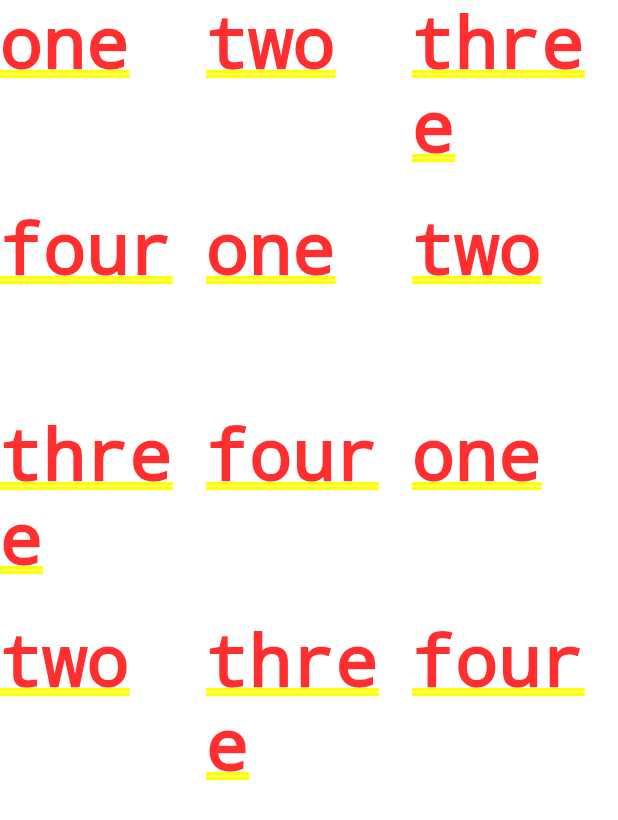
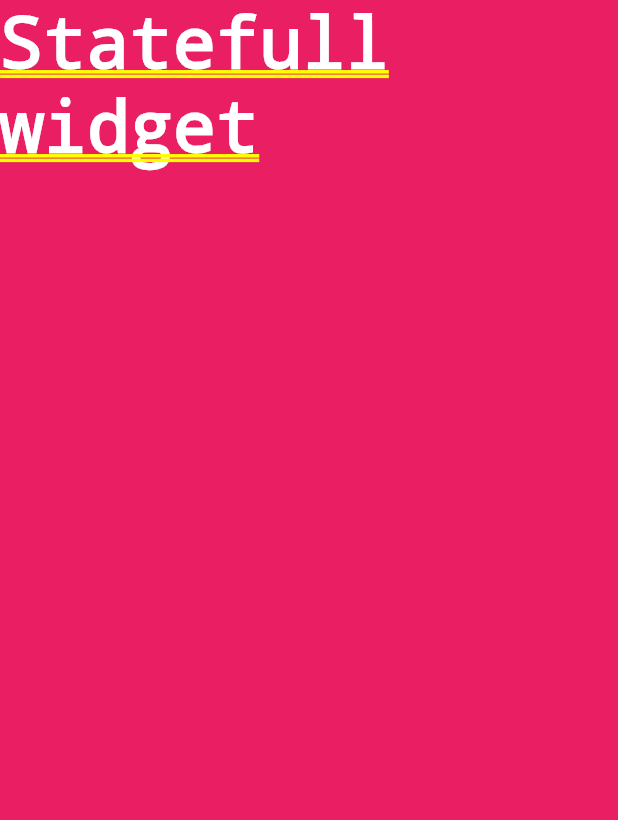
Before and after one commit to amiarafat/arafat_flutter_ecomm, a Flutter app: the screen it shows after launch, on a phone screen of 412 x 824 dp. Shown: the top 820 px of the screen. Run offline on Flutter 3.47's test engine with Material 2 defaults, Android fonts, the phone set to English and light mode, and no system bars.

Commit message:
5th video stateless and statefull widget

```diff
--- /dev/null
+++ b/lib/home.dart
@@ -0,0 +1,36 @@
+import 'package:flutter/material.dart';
+
+/*
+class HomePage extends StatelessWidget{
+
+  @override
+  Widget build(BuildContext context) {
+    return  Container(
+      color: Colors.white ,
+      child: Column(
+        children: <Widget>[
+          Icon(Icons.person),
+          Text('user', style: TextStyle(color: Colors.black,),
+          ),
+          Icon(Icons.person),
+        ],
+      ),
+    );
+  }
+}*/
+
+
+class HomePage extends StatefulWidget {
+  @override
+  _HomePageState createState() => _HomePageState();
+}
+
+class _HomePageState extends State<HomePage> {
+  @override
+  Widget build(BuildContext context) {
+    return Container(
+      color: Colors.pink,
+      child: Text('Statefull widget', style: TextStyle(color: Colors.white),),
+    );
+  }
+}
--- a/lib/main.dart
+++ b/lib/main.dart
@@ -1,24 +1,10 @@
 import 'package:flutter/material.dart';
+import 'home.dart';
 
 void main(){
   runApp(
-    new MaterialApp(
-      home: GridView.count(crossAxisCount: 3,
-      children: <Widget>[
-        Text('one'),
-        Text('two'),
-        Text('three'),
-        Text('four'),
-        Text('one'),
-        Text('two'),
-        Text('three'),
-        Text('four'),
-        Text('one'),
-        Text('two'),
-        Text('three'),
-        Text('four'),
-      ],
-      ),
-    )
+    MaterialApp(
+      home: HomePage()
+    ),
   );
 }
```
